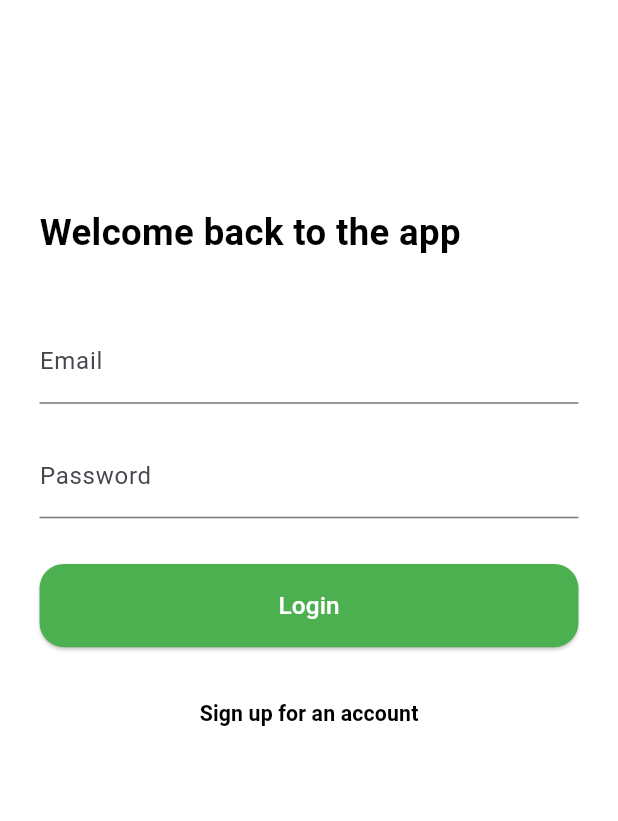
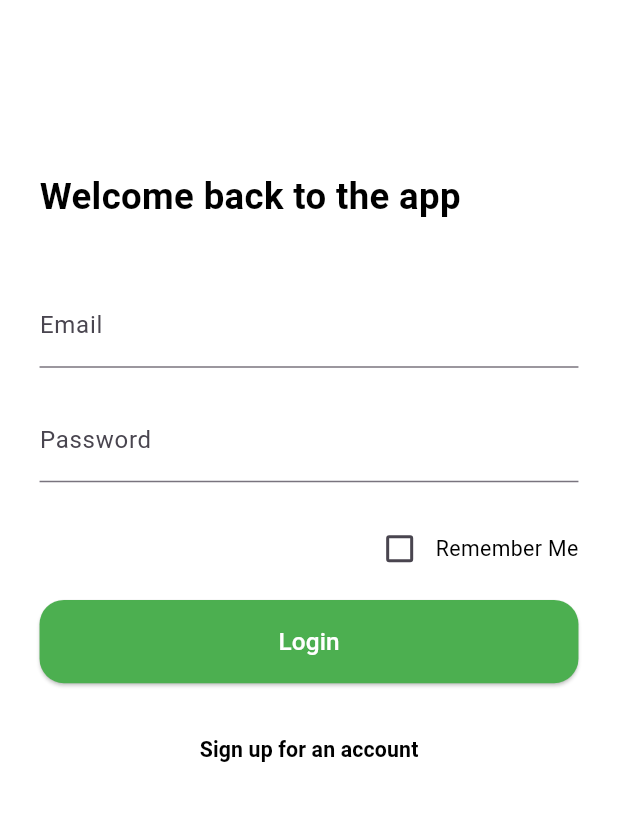
Before and after one commit to AminulSagor/eco_cat, a Flutter app: the screen it shows after launch, after a tap on "Login", on a phone screen of 412 x 824 dp, the part 140-961 px from its top. Run offline on Flutter 3.47's test engine with Material 3 defaults, Android fonts, the phone set to English and light mode, and no system bars; our stand-ins replace flutter_dotenv, flutter_screenutil, get, shared_preferences; network calls fail.

Commit message:
remember me added

```diff
--- a/lib/modules/login/login_controller.dart
+++ b/lib/modules/login/login_controller.dart
@@ -1,13 +1,30 @@
 import 'package:flutter/material.dart';
 import 'package:get/get.dart';
 import 'login_service.dart';
-import '../../utils/validation_utils.dart'; // adjust path if needed
+import '../../utils/validation_utils.dart';
+import '../../storage/token_storage.dart';
 
 class LoginController extends GetxController {
   final emailController = TextEditingController();
   final passwordController = TextEditingController();
+  final rememberMe = false.obs;
 
-  void login() {
+  @override
+  void onInit() {
+    super.onInit();
+    _loadSavedCredentials();
+  }
+
+  void _loadSavedCredentials() async {
+    final creds = await TokenStorage.getSavedCredentials();
+    if (creds != null) {
+      emailController.text = creds['email']!;
+      passwordController.text = creds['password']!;
+      rememberMe.value = true;
+    }
+  }
+
+  void login() async {
     final email = emailController.text.trim();
     final password = passwordController.text.trim();
 
@@ -19,8 +36,8 @@ class LoginController extends GetxController {
         "Validation Error",
         emailError ?? passError!,
         snackPosition: SnackPosition.TOP,
-        backgroundColor: Colors.red.shade100, // 👈 background
-        colorText: Colors.red.shade900,       // 👈 text color
+        backgroundColor: Colors.red.shade100,
+        colorText: Colors.red.shade900,
         margin: const EdgeInsets.all(12),
         borderRadius: 8,
         duration: const Duration(seconds: 3),
@@ -28,8 +45,14 @@ class LoginController extends GetxController {
       return;
     }
 
+    // Save or clear credentials based on rememberMe
+    if (rememberMe.value) {
+      await TokenStorage.saveCredentials(email, password);
+    } else {
+      await TokenStorage.clearCredentials();
+    }
 
-    LoginService().loginUser(email, password);
+    LoginService().loginUser(email, password, rememberMe.value);
   }
 
   @override
--- a/lib/modules/login/login_service.dart
+++ b/lib/modules/login/login_service.dart
@@ -8,7 +8,7 @@ import '../../storage/token_storage.dart';
 class LoginService {
   final String _baseUrl = "https://nlrcatalysts.com/api";
 
-  Future<void> loginUser(String email, String password) async {
+  Future<void> loginUser(String email, String password, bool rememberMe) async {
     try {
       final url = Uri.parse("$_baseUrl/login.php");
       final response = await http.post(
@@ -29,6 +29,12 @@ class LoginService {
         final token = user['token'];
 
         await TokenStorage.saveToken(token);
+        if (rememberMe) {
+          await TokenStorage.saveCredentials(email, password);
+        } else {
+          await TokenStorage.clearCredentials();
+        }
+
 
         Get.snackbar(
           "Success",
--- a/lib/modules/login/login_view.dart
+++ b/lib/modules/login/login_view.dart
@@ -13,7 +13,7 @@ class LoginView extends GetView<LoginController> {
       backgroundColor: Colors.white,
       body: SingleChildScrollView(
         child: Container(
-          height: 1.sh, // Full screen height
+          height: 1.sh,
           padding: EdgeInsets.all(24.w),
           child: Column(
             mainAxisAlignment: MainAxisAlignment.center,
@@ -44,7 +44,27 @@ class LoginView extends GetView<LoginController> {
                   labelText: 'Password',
                 ),
               ),
-              SizedBox(height: 30.h),
+              SizedBox(height: 20.h),
+
+              /// ✅ Remember Me Checkbox
+              Obx(() => Row(
+                children: [
+                  Spacer(),
+                  Checkbox(
+                    value: controller.rememberMe.value,
+                    onChanged: (val) {
+                      controller.rememberMe.value = val!;
+                    },
+                  ),
+                  Text(
+                    "Remember Me",
+                    style: TextStyle(
+                        fontSize: 14.sp, color: Colors.black),
+                  ),
+                ],
+              )),
+
+              SizedBox(height: 10.h),
               SizedBox(
                 width: double.infinity,
                 child: ElevatedButton(
@@ -66,7 +86,7 @@ class LoginView extends GetView<LoginController> {
               Center(
                 child: TextButton(
                   onPressed: () {
-                    Get.toNamed(AppPages.signUp); // 👈 Navigate using GetX route name
+                    Get.toNamed(AppPages.signUp);
                   },
                   child: Text(
                     "Sign up for an account",
--- a/lib/storage/token_storage.dart
+++ b/lib/storage/token_storage.dart
@@ -15,4 +15,35 @@ class TokenStorage {
     final prefs = await SharedPreferences.getInstance();
     await prefs.remove('auth_token');
   }
+
+  static Future<void> saveCredentials(String email, String password) async {
+    final prefs = await SharedPreferences.getInstance();
+    await prefs.setString('email', email);
+    await prefs.setString('password', password);
+    await prefs.setBool('remember_me', true);
+  }
+
+  static Future<Map<String, String>?> getSavedCredentials() async {
+    final prefs = await SharedPreferences.getInstance();
+    final rememberMe = prefs.getBool('remember_me') ?? false;
+
+    if (!rememberMe) return null;
+
+    final email = prefs.getString('email');
+    final password = prefs.getString('password');
+
+    if (email != null && password != null) {
+      return {'email': email, 'password': password};
+    }
+
+    return null;
+  }
+
+  static Future<void> clearCredentials() async {
+    final prefs = await SharedPreferences.getInstance();
+    await prefs.remove('email');
+    await prefs.remove('password');
+    await prefs.remove('remember_me');
+  }
+
 }
```
